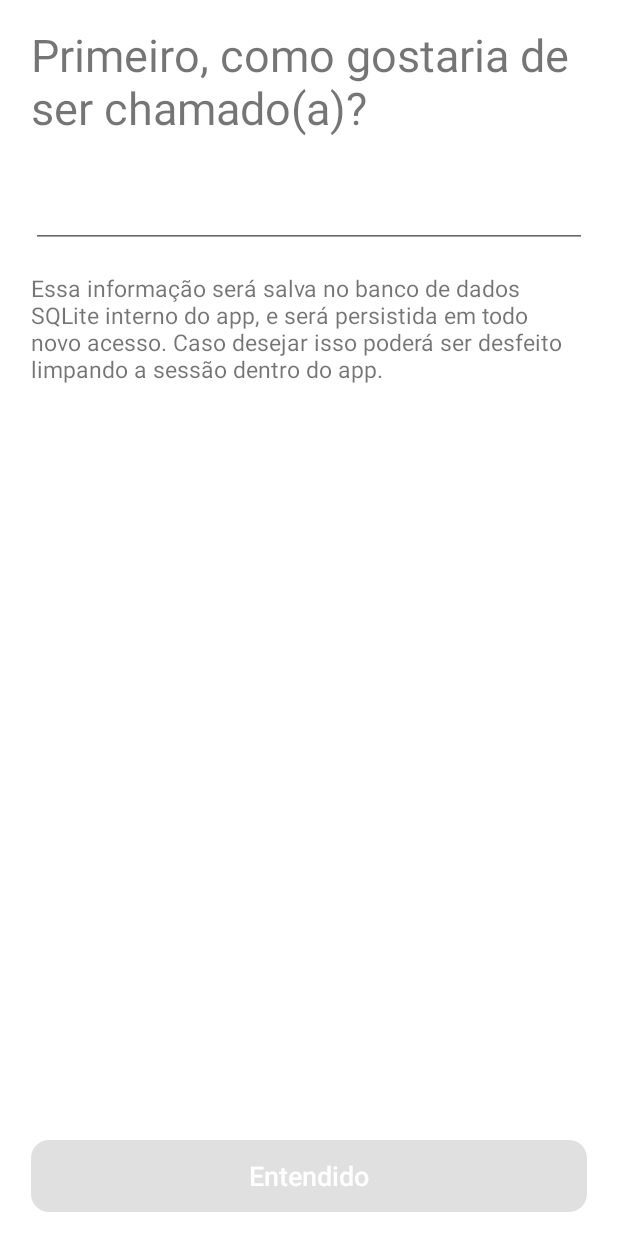
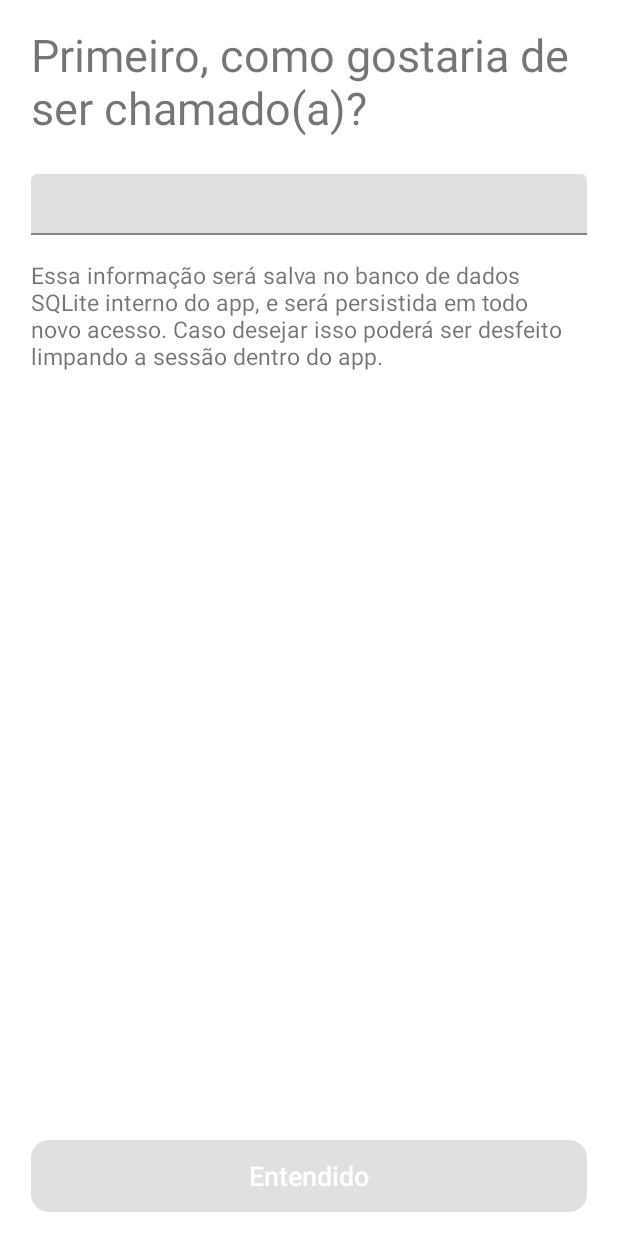
Before and after one commit to agrdc/PortfolioApp, an Android app: the RegisterFragment screen opened through its navigation route, on a phone screen of 412 x 824 dp. Run offline under Robolectric (Android 15) with nearby library versions, the phone set to English and light mode, and no system bars; our stand-ins replace data binding.

Commit message:
Adds register fragment fiield validation
Signed-off-by: Agnaldo Rodrigues de Carvalho <ag.carvalho@guide.com.br>

```diff
--- a/app/src/main/java/br/com/portfolioapp/domain/usecase/ValidateTextUsecase.kt
+++ b/app/src/main/java/br/com/portfolioapp/domain/usecase/ValidateTextUsecase.kt
@@ -1,5 +1,7 @@
 package br.com.portfolioapp.domain.usecase
 
-class ValidateEmptyFieldUsecase {
-
+class ValidateTextUsecase {
+    fun validateTextEmpty(text: String?) : Boolean {
+        return text.isNullOrEmpty()
+    }
 }
--- a/app/src/main/java/br/com/portfolioapp/ui/view/custom/KeySensitiveEditText.kt
+++ b/app/src/main/java/br/com/portfolioapp/ui/view/custom/KeySensitiveEditText.kt
@@ -1,4 +1,22 @@
 package br.com.portfolioapp.ui.view.custom
 
-class KeySensitiveEditText {
+import android.content.Context
+import android.util.AttributeSet
+import android.view.KeyEvent
+import androidx.appcompat.widget.AppCompatEditText
+
+class KeySensitiveEditText @JvmOverloads constructor(
+    context: Context,
+    attrs: AttributeSet? = null,
+    defStyleAttr: Int = 0
+) : AppCompatEditText(context, attrs, defStyleAttr) {
+    var backActionListener: (() -> Unit)? = null
+
+    override fun onKeyPreIme(keyCode: Int, event: KeyEvent?): Boolean {
+        if (keyCode == KeyEvent.KEYCODE_BACK && event?.action == KeyEvent.ACTION_UP) {
+            backActionListener?.invoke()
+            return false
+        }
+        return super.onKeyPreIme(keyCode, event)
+    }
 }
--- a/app/src/main/java/br/com/portfolioapp/ui/view/onboarding/fragment/RegisterFragment.kt
+++ b/app/src/main/java/br/com/portfolioapp/ui/view/onboarding/fragment/RegisterFragment.kt
@@ -1,14 +1,22 @@
 package br.com.portfolioapp.ui.view.onboarding.fragment
 
 import android.os.Bundle
+import android.view.KeyEvent
 import android.view.LayoutInflater
 import android.view.View
 import android.view.ViewGroup
+import android.view.inputmethod.EditorInfo
 import br.com.portfolioapp.R
 import br.com.portfolioapp.databinding.FragmentRegisterBinding
 import br.com.portfolioapp.ui.view.BaseFragment
+import br.com.portfolioapp.ui.viewmodel.onboarding.RegisterViewModel
+import org.koin.androidx.viewmodel.ext.android.viewModel
+
 
 class RegisterFragment : BaseFragment<FragmentRegisterBinding>() {
+
+    private val viewModel: RegisterViewModel by viewModel()
+
     override fun onCreateView(
         inflater: LayoutInflater,
         container: ViewGroup?,
@@ -16,4 +24,29 @@ class RegisterFragment : BaseFragment<FragmentRegisterBinding>() {
     ): View {
         return bindView(inflater, container, R.layout.fragment_register)
     }
+
+    override fun onViewCreated(view: View, savedInstanceState: Bundle?) {
+        super.onViewCreated(view, savedInstanceState)
+        setupListeners()
+        observeLiveDatas()
+    }
+
+    private fun observeLiveDatas() {
+        viewModel.validationErrorLiveData.observe(viewLifecycleOwner, { error ->
+            binding.tilName.error = error
+            binding.btnUnderstood.isEnabled = viewModel.handleButtonEnabled(error)
+        })
+    }
+
+    private fun setupListeners() {
+        binding.etName.backActionListener = {
+            viewModel.validateField(binding.etName.text.toString())
+        }
+        binding.etName.setOnEditorActionListener { view, actionId, keyEvent ->
+            if (keyEvent?.keyCode == KeyEvent.FLAG_EDITOR_ACTION || actionId == EditorInfo.IME_ACTION_DONE) {
+                viewModel.validateField(binding.etName.text.toString())
+            }
+            false
+        }
+    }
 }
--- a/app/src/main/java/br/com/portfolioapp/ui/viewmodel/BaseViewModel.kt
+++ b/app/src/main/java/br/com/portfolioapp/ui/viewmodel/BaseViewModel.kt
@@ -3,9 +3,21 @@ package br.com.portfolioapp.ui.viewmodel
 import android.app.Application
 import androidx.lifecycle.AndroidViewModel
 import androidx.lifecycle.MutableLiveData
+import kotlinx.coroutines.CoroutineScope
+import kotlinx.coroutines.Dispatchers
+import kotlinx.coroutines.Job
 
 open class BaseViewModel(val app: Application) : AndroidViewModel(app) {
+
+    protected val job = Job()
+    protected val scopeIO = CoroutineScope(job + Dispatchers.IO)
+
     val successLiveData = MutableLiveData<Any?>()
     val errorLiveData = MutableLiveData<String>()
     val isLoadingLiveData = MutableLiveData<Boolean>()
+
+    override fun onCleared() {
+        super.onCleared()
+        job.cancel()
+    }
 }
--- a/app/src/main/res/layout/fragment_register.xml
+++ b/app/src/main/res/layout/fragment_register.xml
@@ -37,42 +37,50 @@
                 app:layout_constraintStart_toStartOf="@id/vertical_guideline_5"
                 app:layout_constraintTop_toTopOf="parent" />
 
-            <androidx.appcompat.widget.AppCompatEditText
-                android:id="@+id/et_name"
+            <com.google.android.material.textfield.TextInputLayout
+                android:id="@+id/til_name"
                 android:layout_width="0dp"
                 android:layout_height="wrap_content"
                 android:layout_marginTop="@dimen/small_margin"
-                android:imeOptions="actionDone"
-                android:inputType="textCapWords|textPersonName"
-                android:lines="1"
-                android:theme="@style/AutoSizeEditText"
                 app:layout_constraintEnd_toStartOf="@id/vertical_guideline_95"
                 app:layout_constraintStart_toStartOf="@id/vertical_guideline_5"
-                app:layout_constraintTop_toBottomOf="@id/tv_name" />
+                app:layout_constraintTop_toBottomOf="@id/tv_name">
+
+                <br.com.portfolioapp.ui.view.custom.KeySensitiveEditText
+                    android:id="@+id/et_name"
+                    android:layout_width="match_parent"
+                    android:layout_height="wrap_content"
+                    android:layout_marginTop="@dimen/small_margin"
+                    android:imeOptions="actionDone"
+                    android:inputType="textCapWords|textPersonName"
+                    android:lines="1"
+                    android:theme="@style/AutoSizeEditText" />
+
+            </com.google.android.material.textfield.TextInputLayout>
 
             <TextView
                 android:id="@+id/tv_disclaimer"
                 android:layout_width="0dp"
                 android:layout_height="wrap_content"
+                android:layout_marginTop="@dimen/default_margin"
                 android:text="@string/disclaimer"
                 android:textSize="@dimen/font_small"
-                android:layout_marginTop="@dimen/default_margin"
+                app:layout_constraintEnd_toStartOf="@id/vertical_guideline_95"
                 app:layout_constraintStart_toEndOf="@id/vertical_guideline_5"
-                app:layout_constraintEnd_toStartOf="@id/vertical_guideline_95"
-                app:layout_constraintTop_toBottomOf="@id/et_name"/>
+                app:layout_constraintTop_toBottomOf="@id/til_name" />
 
             <Button
                 android:id="@+id/btn_understood"
+                style="@style/DefaultButton"
                 android:layout_width="0dp"
                 android:layout_height="wrap_content"
+                android:layout_marginVertical="@dimen/default_margin"
+                android:enabled="false"
                 android:text="@string/understood"
-                style="@style/DefaultButton"
-                android:enabled="false"
-                android:layout_marginVertical="@dimen/default_margin"
                 app:layout_constraintBottom_toBottomOf="parent"
-                app:layout_constraintTop_toBottomOf="@id/tv_disclaimer"
                 app:layout_constraintEnd_toStartOf="@id/vertical_guideline_95"
                 app:layout_constraintStart_toStartOf="@id/vertical_guideline_5"
+                app:layout_constraintTop_toBottomOf="@id/tv_disclaimer"
                 app:layout_constraintVertical_bias="1" />
 
         </androidx.constraintlayout.widget.ConstraintLayout>
--- a/app/src/main/res/values/strings.xml
+++ b/app/src/main/res/values/strings.xml
@@ -4,4 +4,5 @@
     <string name="understood">Entendido</string>
     <string name="name_question">Primeiro, como gostaria de ser chamado(a)?</string>
     <string name="disclaimer">Essa informação será salva no banco de dados SQLite interno do app, e será persistida em todo novo acesso. Caso desejar isso poderá ser desfeito limpando a sessão dentro do app.</string>
+    <string name="validation_empty_error">O campo deve ser preenchido!</string>
 </resources>
```
Also changed, not shown: app/src/main/java/br/com/portfolioapp/ui/viewmodel/onboarding/RegisterViewModel.kt (+20 -1 lines).
